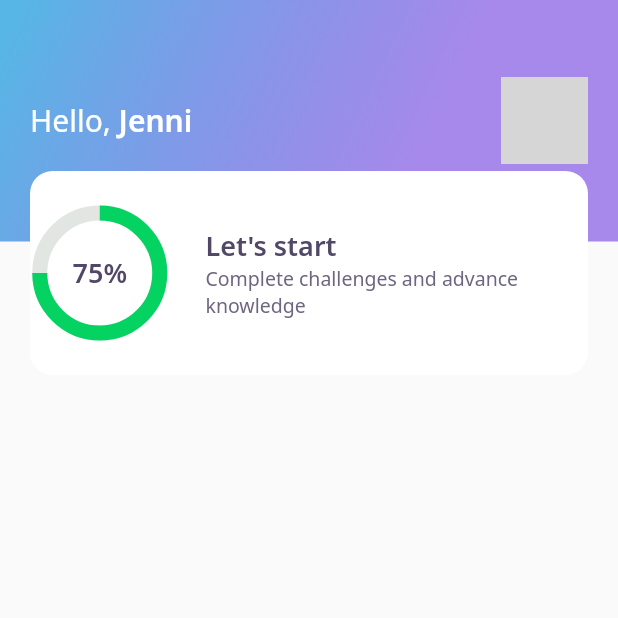
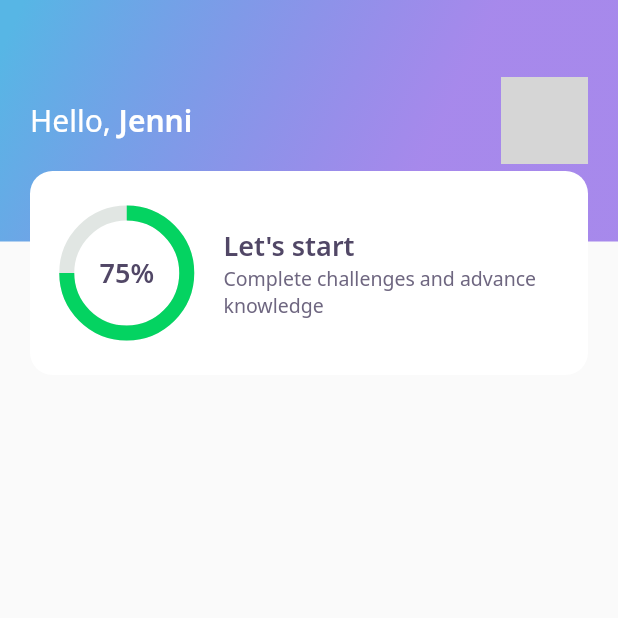
Before and after one commit to jennifertakagi/dev-quiz, a Flutter app: the screen it shows after launch, on a phone screen of 412 x 824 dp, the top half of it. Run offline on Flutter 3.47's test engine with Material 2 defaults, Android fonts, the phone set to English and light mode, and no system bars; our stand-ins replace google_fonts; network calls fail; grey boxes are pictures that could not be loaded.

Commit message:
feat: add ScoreCardWidget

```diff
--- a/lib/home/widgets/score_card/score_card_widget.dart
+++ b/lib/home/widgets/score_card/score_card_widget.dart
@@ -4,7 +4,7 @@ import 'package:flutter/material.dart';
 import '../../../core/core.dart';
 
 class ScoreCardWidget extends StatelessWidget {
-  ScoreCardWidget({Key? key}) : super(key: key);
+  const ScoreCardWidget({Key? key}) : super(key: key);
 
   @override
   Widget build(BuildContext context) {
@@ -16,7 +16,10 @@ class ScoreCardWidget extends StatelessWidget {
             color: AppColors.white,
             borderRadius: BorderRadius.circular(15),
           ),
-          child: Row(crossAxisAlignment: CrossAxisAlignment.center, children: [
+          child: Padding(
+            padding: const EdgeInsets.symmetric(horizontal: 24),
+            child:
+                Row(crossAxisAlignment: CrossAxisAlignment.center, children: [
               Expanded(
                 flex: 1,
                 child: ChartWidget(),
@@ -41,7 +44,8 @@ class ScoreCardWidget extends StatelessWidget {
                   ),
                 ),
               ),
-          ])),
+            ]),
+          )),
     );
   }
 }
```
Lines whose indentation alone changed are shown as unchanged.
